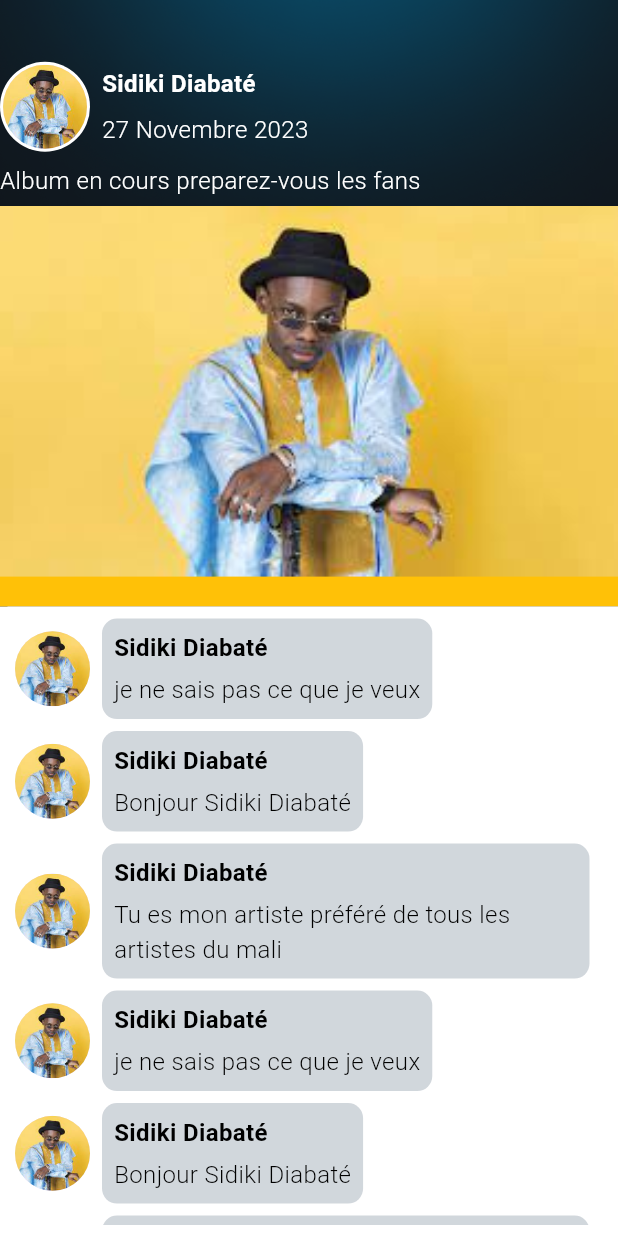
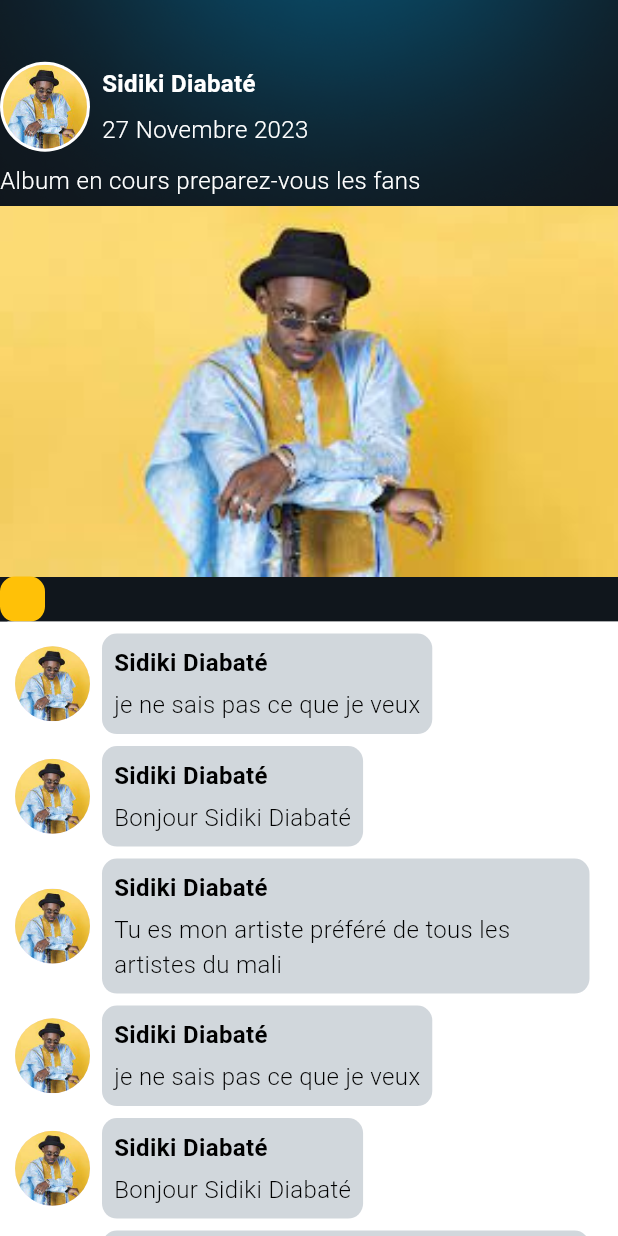
Before and after one commit to Abdouljr/MAli-Event-Front, a Flutter app: the screen it shows after launch, on a phone screen of 412 x 824 dp. Run offline on Flutter 3.47's test engine with Material 3 defaults, Android fonts, the light colour scheme and no system bars; our stand-ins replace font_awesome_flutter.

Commit message:
Suite de la partie commentaire

```diff
--- a/lib/Screen/postes/commentaire.dart
+++ b/lib/Screen/postes/commentaire.dart
@@ -94,9 +94,17 @@ class _CommentairePostState extends State<CommentairePost> {
                     width: double.infinity,
                     height: size.height * .3,
                   ),
-                  Container(
-                    height: 20,
-                    color: Colors.amber,
+                  Row(
+                    children: [
+                      Container(
+                        height: 30,
+                        width: 30,
+                        decoration: BoxDecoration(
+                          color: Colors.amber,
+                          borderRadius: BorderRadius.circular(10),
+                        ),
+                      ),
+                    ],
                   ),
                   Container(
                       padding: const EdgeInsets.only(left: 5, bottom: 10),
```
